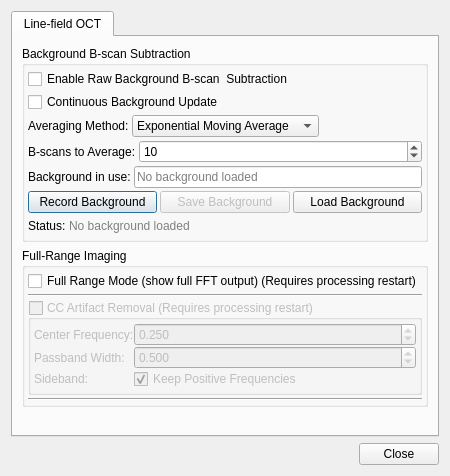
Above: octproz_project/octproz/src/advancedsettingsdialog.ui from spectralcode/OCTproZ before the change. Below: the same form after it.
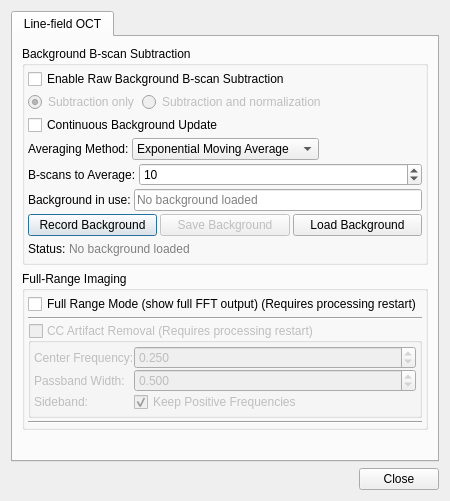
That is the form after the change.

Commit message: feat: add line-field raw background normalization mode

Diff of the .ui file:
```diff
--- a/octproz_project/octproz/src/advancedsettingsdialog.ui
+++ b/octproz_project/octproz/src/advancedsettingsdialog.ui
@@ -7,7 +7,7 @@
     <x>0</x>
     <y>0</y>
     <width>408</width>
-    <height>476</height>
+    <height>501</height>
    </rect>
   </property>
   <property name="windowTitle">
@@ -51,10 +51,50 @@
              <string>Subtract a recorded B-scan background from raw data.</string>
             </property>
             <property name="text">
-             <string>Enable Raw Background B-scan  Subtraction</string>
+             <string>Enable Raw Background B-scan Subtraction</string>
             </property>
            </widget>
           </item>
+          <item>
+           <layout class="QHBoxLayout" name="horizontalLayout_bgCorrectionMode">
+            <item>
+             <widget class="QRadioButton" name="radioButton_bgSubtractionOnly">
+              <property name="enabled">
+               <bool>false</bool>
+              </property>
+              <property name="text">
+               <string>Subtraction only</string>
+              </property>
+              <property name="checked">
+               <bool>true</bool>
+              </property>
+             </widget>
+            </item>
+            <item>
+             <widget class="QRadioButton" name="radioButton_bgSubtractionAndNormalization">
+              <property name="enabled">
+               <bool>false</bool>
+              </property>
+              <property name="text">
+               <string>Subtraction and normalization</string>
+              </property>
+             </widget>
+            </item>
+            <item>
+             <spacer name="horizontalSpacer_bgCorrectionMode">
+              <property name="orientation">
+               <enum>Qt::Horizontal</enum>
+              </property>
+              <property name="sizeHint" stdset="0">
+               <size>
+                <width>20</width>
+                <height>20</height>
+               </size>
+              </property>
+             </spacer>
+            </item>
+           </layout>
+          </item>
           <item>
            <widget class="QCheckBox" name="checkBox_continuousBackground">
             <property name="toolTip">
```
The commit also changes 5 other files.
